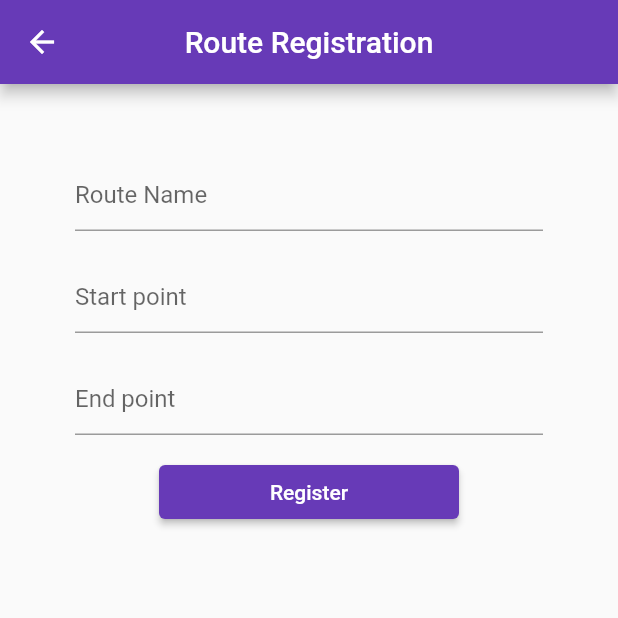
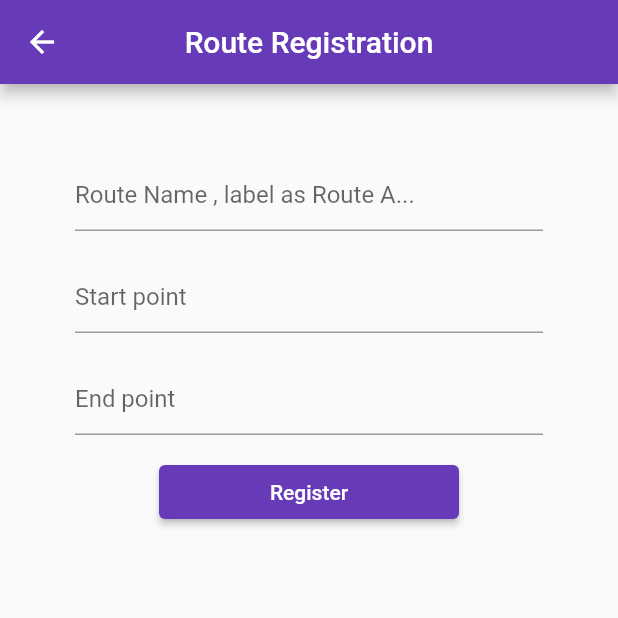
Before and after one commit to peterabel25/FYP, a Flutter app: the RouteRegister screen opened directly, after a tap on "Register", on a phone screen of 412 x 824 dp, the top half of it. Run offline on Flutter 3.47's test engine with Material 2 defaults, Android fonts, the phone set to English and light mode, and no system bars; our stand-ins replace cloud_firestore, firebase_auth, firebase_core; missing offline and left inert: side_navigation; accounts and stored records are empty; network calls fail.

Commit message:
changed update info page

```diff
--- a/PROJECT/school_bus_tracking_management_system_admin_module/lib/authentication/user_auth_and_registration_service.dart
+++ b/PROJECT/school_bus_tracking_management_system_admin_module/lib/authentication/user_auth_and_registration_service.dart
@@ -4,7 +4,7 @@ import 'package:school_bus_tracking_management_system_admin_module/authenticatio
 import '../user_management/database.dart';
 
 class AuthService {
-  String? userEmail;
+  //String? userEmail;
   final auth.FirebaseAuth _firebaseAuth = auth.FirebaseAuth.instance;
 
   User? _userFromFirebase(auth.User? user) {
@@ -23,7 +23,7 @@ class AuthService {
       String email, String password) async {
     final credential = await _firebaseAuth.signInWithEmailAndPassword(
         email: email, password: password);
-    userEmail = email;
+   // userEmail = email;
     return _userFromFirebase(credential.user);
   }
 
--- a/PROJECT/school_bus_tracking_management_system_admin_module/lib/homepage/homepage.dart
+++ b/PROJECT/school_bus_tracking_management_system_admin_module/lib/homepage/homepage.dart
@@ -1,6 +1,6 @@
 // ignore_for_file: prefer_const_constructors
-import 'package:firebase_auth/firebase_auth.dart' as auth;
-import 'package:school_bus_tracking_management_system_admin_module/authentication/usermodal.dart';
+//import 'package:firebase_auth/firebase_auth.dart' as auth;
+//import 'package:school_bus_tracking_management_system_admin_module/authentication/usermodal.dart';
 
 import 'package:flutter/material.dart';
 import 'package:provider/provider.dart';
@@ -32,7 +32,7 @@ class _HomepageState extends State<Homepage> {
   @override
   Widget build(BuildContext context) {
     final authservice = Provider.of<AuthService>(context);
-    auth.User? user = auth.FirebaseAuth.instance.currentUser;
+    //auth.User? user = auth.FirebaseAuth.instance.currentUser;
 
     return Scaffold(
         appBar: AppBar(centerTitle: true, title: Text("School bus Tracker")),
--- a/PROJECT/school_bus_tracking_management_system_admin_module/lib/route_management/route_register.dart
+++ b/PROJECT/school_bus_tracking_management_system_admin_module/lib/route_management/route_register.dart
@@ -32,16 +32,35 @@ class _RouteRegisterState extends State<RouteRegister> {
               child: Column(
                 children: [
                   TextFormField(
+                    validator: (value) {
+                      if (value == null) {
+                        return "Route Name is required";
+                      }
+                      return null;
+                    },
                     controller: routenameController,
-                    decoration: InputDecoration(hintText: "Route Name"),
+                    decoration: InputDecoration(
+                        hintText: "Route Name , label as Route A..."),
                   ),
                   SizedBox(height: 20),
                   TextFormField(
+                    validator: (value) {
+                      if (value == null) {
+                        return "start point is required";
+                      }
+                      return null;
+                    },
                     controller: startpointController,
                     decoration: InputDecoration(hintText: "Start point"),
                   ),
                   SizedBox(height: 20),
                   TextFormField(
+                    validator: (value) {
+                      if (value == null) {
+                        return "End Point is required";
+                      }
+                      return null;
+                    },
                     controller: endpointController,
                     decoration: InputDecoration(hintText: "End point"),
                   ),
@@ -51,10 +70,13 @@ class _RouteRegisterState extends State<RouteRegister> {
                       width: 200,
                       child: ElevatedButton(
                           onPressed: () {
-                            databaseService.RegisterRoute(
+                            if (formkey.currentState!.validate()) {
+                              databaseService.RegisterRoute(
                                 routenameController.text,
                                 startpointController.text,
                                 endpointController.text);
+                            }
+
                           },
                           child: Text("Register")))
                 ],
```
Also changed, not shown: PROJECT/school_bus_tracking_management_system/lib/authentication/auth_service.dart (+21 -21 lines), PROJECT/school_bus_tracking_management_system/lib/driver_module/driver_homepage/driver_homepage.dart (+4 -4 lines), PROJECT/school_bus_tracking_management_system/lib/parent_module/homepage/parent_homepage.dart (+4 -4 lines), PROJECT/school_bus_tracking_management_system_admin_module/lib/authentication/login.dart (+1 -7 lines), PROJECT/school_bus_tracking_management_system_admin_module/lib/route_management/bus_register.dart (+25 -2 lines), PROJECT/school_bus_tracking_management_system_admin_module/lib/user_management/driver_registration.dart (+31 -5 lines), PROJECT/school_bus_tracking_management_system_admin_module/lib/user_management/studentandparent_registration.dart (+40 -9 lines).
